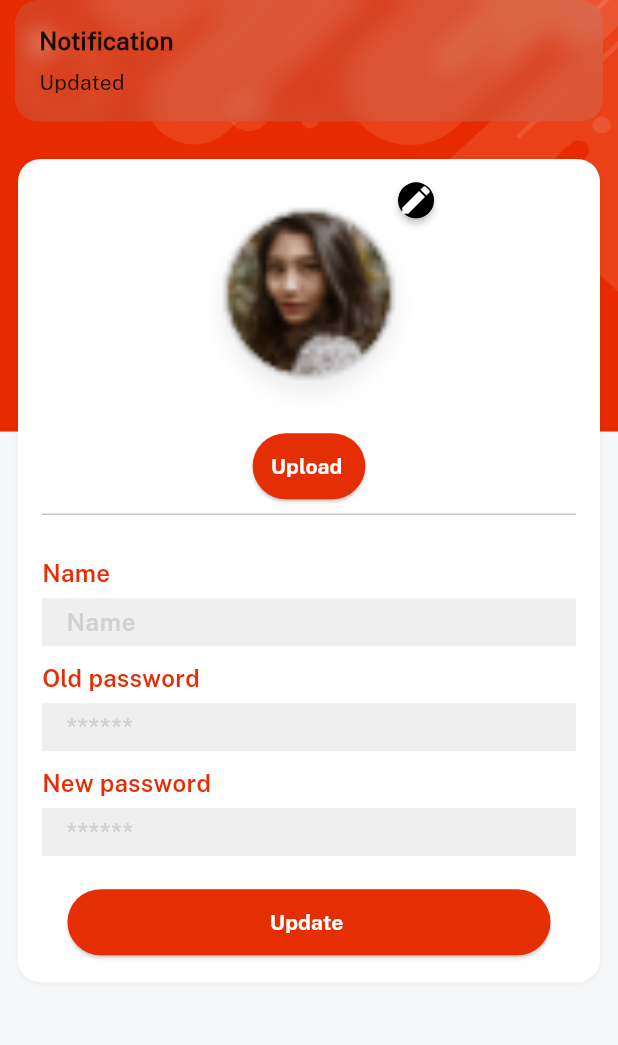
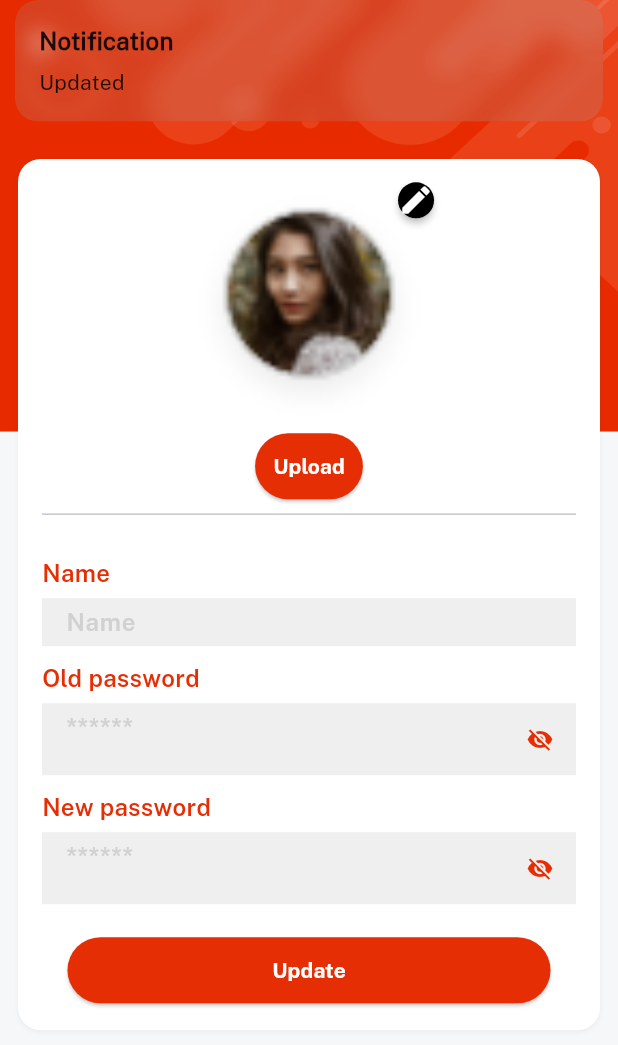
Before and after one commit to hamzaqureshi222/eMart-Buyer-app, a Flutter app: the EditProfileScreen screen opened directly with empty values, after a tap on "Update", on a phone screen of 412 x 824 dp. Shown: the top 1045 px of the screen. Run offline on Flutter 3.47's test engine with Material 3 defaults, Android fonts, the phone set to English and light mode, and no system bars; our stand-ins replace cloud_firestore, firebase_auth, firebase_core, firebase_storage, get, image_picker and 1 more; accounts and stored records are empty; network calls fail.

Commit message:
Initial commit

```diff
--- a/lib/consts/firebase_consts.dart
+++ b/lib/consts/firebase_consts.dart
@@ -3,7 +3,7 @@ import 'package:firebase_auth/firebase_auth.dart';
 
 FirebaseAuth auth=FirebaseAuth.instance;
 FirebaseFirestore firestore=FirebaseFirestore.instance;
-User? currentUser=auth.currentUser;
+var currentUser=auth.currentUser;
 
 //collections
 const usersCollection="users";
--- a/lib/controllers/profile_controller.dart
+++ b/lib/controllers/profile_controller.dart
@@ -10,50 +10,56 @@ import 'package:get/get.dart';
 import 'package:image_picker/image_picker.dart';
 import 'package:path/path.dart';
 
-class ProfileController extends GetxController{
-  var profileImgPAth=''.obs;
-  var profileImgUrl='';
+import '../views/auth_screen/login_screen.dart';
+import '../views/auth_screen/signup_screen.dart';
 
-  var nameController=TextEditingController();
-  var oldpasswordController=TextEditingController();
-  var newpasswordController=TextEditingController();
+class ProfileController extends GetxController {
+  var profileImgPAth = ''.obs;
+  var profileImgUrl = ''.obs;
 
-  changeImage(context)async{
-    try{
-      final img=await ImagePicker().pickImage(source: ImageSource.gallery);
-      if(img == null) return;
-      profileImgPAth.value=img.path;
-    }catch(e){
+  var nameController = TextEditingController();
+  var oldpasswordController = TextEditingController();
+  var newpasswordController = TextEditingController();
+
+  changeImage(context) async {
+    try {
+      final img = await ImagePicker().pickImage(source: ImageSource.gallery);
+      if (img == null) return;
+      profileImgPAth.value = img.path;
+    } catch (e) {
       VxToast.show(context, msg: e.toString());
     }
   }
 
-  uploadProfileImage()async{
-    var filename=basename(profileImgPAth.value);
-     var destination='images/${currentUser!.uid}/$filename';
-     Reference ref=FirebaseStorage.instance.ref().child(destination);
-     await ref.putFile(File(profileImgPAth.value));
-     profileImgUrl=await ref.getDownloadURL();
+  uploadProfileImage() async {
+    var filename = basename(profileImgPAth.value);
+    var destination = 'images/${currentUser!.uid}/$filename';
+    Reference ref = FirebaseStorage.instance.ref().child(destination);
+    await ref.putFile(File(profileImgPAth.value));
+    profileImgUrl.value = await ref.getDownloadURL();
   }
-  updateProfile({name,password,imgUrl})async{
-    var store=firestore.collection(usersCollection).doc(currentUser!.uid);
+
+  updateProfile({required String name, required String password, required String imgUrl}) async {
+    var store = firestore.collection(usersCollection).doc(currentUser!.uid);
     await store.set({
-      'name':name,
-      'password':password,
-      'imageUrl':imgUrl
-    },SetOptions(merge: true));
+      'name': name,
+      'password': password,
+      'imageUrl': imgUrl
+    }, SetOptions(merge: true));
   }
-  updateImage({imgUrl})async{
-    var store=firestore.collection(usersCollection).doc(currentUser!.uid);
+
+  updateImage({required String imgUrl}) async {
+    var store = firestore.collection(usersCollection).doc(currentUser!.uid);
     await store.set({
-      'imageUrl':imgUrl
-    },SetOptions(merge: true));
+      'imageUrl': imgUrl
+    }, SetOptions(merge: true));
   }
-  changeAuthpassword({email,password,newpassword})async{
-    final cred=EmailAuthProvider.credential(email: email, password: password);
-    await currentUser!.reauthenticateWithCredential(cred).then((value){
+
+  changeAuthpassword({required String email, required String password, required String newpassword}) async {
+    final cred = EmailAuthProvider.credential(email: email, password: password);
+    await currentUser!.reauthenticateWithCredential(cred).then((value) {
       currentUser!.updatePassword(newpassword);
-    }).catchError((error){
+    }).catchError((error) {
       if (kDebugMode) {
         print(error.toString());
       }
--- a/lib/views/auth_screen/signup_screen.dart
+++ b/lib/views/auth_screen/signup_screen.dart
@@ -83,7 +83,6 @@ class _SignupScreenState extends State<SignupScreen> {
                        VxToast.show(context, msg: loggedin);
                        Get.offAll(const Home());});
                    }catch(e){
-                    auth.signOut();
                     VxToast.show(context, msg: e.toString());
                    }
                  }
--- a/lib/views/profile_screen/edit_profile_screen.dart
+++ b/lib/views/profile_screen/edit_profile_screen.dart
@@ -9,35 +9,61 @@ import 'dart:io';
 
 class EditProfileScreen extends StatelessWidget {
   final dynamic data;
-  const EditProfileScreen({super.key,this.data});
+  const EditProfileScreen({super.key, this.data});
 
   @override
   Widget build(BuildContext context) {
-    var controller=Get.find<ProfileController>();
+    var controller = Get.find<ProfileController>();
 
-    return  bgWidget(
+    return bgWidget(
       child: Scaffold(
         resizeToAvoidBottomInset: false,
-        appBar: AppBar(
-        ),
-        body: Stack(children: [
+        appBar: AppBar(),
+        body: Stack(
+          children: [
             Column(
               mainAxisSize: MainAxisSize.min,
               children: [
-              // If data image url and controller path is empty
-              data['imageUrl']=='' && controller.profileImgPAth.isEmpty?Image.asset(imgProfile,width: context.screenHeight*0.2,fit: BoxFit.cover,).box.roundedFull.clip(Clip.antiAlias).make()
-              // if data is not
-                  :data['imageUrl']!=null && controller.profileImgUrl.isEmpty?
-              Image.network(data['imageUrl'],width: context.screenHeight*0.1,fit: BoxFit.fill,).box.roundedFull.clip(Clip.antiAlias).make()
-                  :Image.file(File(controller.profileImgPAth.value),width: context.screenHeight*0.150,fit: BoxFit.fill,).box.roundedFull.clip(Clip.antiAlias).make(),
-              LoginButton(color: redColor,onPress: ()async{
-                if(controller.profileImgPAth.value.isNotEmpty){
+                Obx(() {
+                  if (controller.profileImgPAth.isNotEmpty) {
+                    return Image.file(
+                      File(controller.profileImgPAth.value),
+                      width: context.screenHeight * 0.150,
+                      fit: BoxFit.fill,
+                    ).box.roundedFull.clip(Clip.antiAlias).make();
+                  } else if (controller.profileImgUrl.isNotEmpty) {
+                    return Image.network(
+                      controller.profileImgUrl.value,
+                      width: context.screenHeight * 0.150,
+                      fit: BoxFit.fill,
+                    ).box.roundedFull.clip(Clip.antiAlias).make();
+                  } else if (data['imageUrl'] != null && data['imageUrl'] != '') {
+                    return Image.network(
+                      data['imageUrl'],
+                      width: context.screenHeight * 0.150,
+                      fit: BoxFit.fill,
+                    ).box.roundedFull.clip(Clip.antiAlias).make();
+                  } else {
+                    return Image.asset(
+                      imgProfile,
+                      width: context.screenHeight * 0.2,
+                      fit: BoxFit.cover,
+                    ).box.roundedFull.clip(Clip.antiAlias).make();
+                  }
+                }),
+                LoginButton(
+                  color: redColor,
+                  onPress: () async {
+                    if (controller.profileImgPAth.isNotEmpty) {
                       await controller.uploadProfileImage();
-                   controller.updateImage(imgUrl: controller.profileImgUrl);
-                }else{
-                  controller.profileImgPAth=data['imageUrl'];
+                      await controller.updateImage(imgUrl: controller.profileImgUrl.value);
+                    } else {
+                      controller.profileImgPAth.value = data['imageUrl'];
                     }
-              },textColor: whiteColor,title: "Upload "),
+                  },
+                  textColor: whiteColor,
+                  title: "Upload",
+                ),
                 const Divider(),
                 20.heightBox,
                 CustomField(
@@ -57,38 +83,53 @@ class EditProfileScreen extends StatelessWidget {
                 CustomField(
                   controller: controller.newpasswordController,
                   hint: passwordhint,
-                title: newpass ,
+                  title: newpass,
                   isPass: true,
                 ),
                 20.heightBox,
                 SizedBox(
-                  width: context.screenWidth -90,
-                  child: LoginButton(color: redColor,onPress: ()async{
-                    if(data['password']==controller.oldpasswordController.text){
-                      await  controller.changeAuthpassword(email: data['email'],
+                  width: context.screenWidth - 90,
+                  child: LoginButton(
+                    color: redColor,
+                    onPress: () async {
+                      if (data['password'] == controller.oldpasswordController.text) {
+                        await controller.changeAuthpassword(
+                          email: data['email'],
                           password: controller.oldpasswordController.text,
-                          newpassword: controller.newpasswordController.text);
+                          newpassword: controller.newpasswordController.text,
+                        );
                         await controller.updateProfile(
                           name: controller.nameController.text,
-                        password: controller.newpasswordController.text,);
+                          password: controller.newpasswordController.text,
+                          imgUrl: controller.profileImgUrl.value,
+                        );
                         Get.snackbar('Notification', 'Updated');
-                    }else{
+                      } else {
                         Get.snackbar('Notification', 'Wrong old password');
                       }
-
-                  },textColor: whiteColor,title: "Update ")),
+                    },
+                    textColor: whiteColor,
+                    title: "Update",
+                  ),
+                ),
               ],
-          ).box.white.shadowSm.padding(const EdgeInsets.all(16)).margin(const EdgeInsets.only(top: 50,left: 12,right: 12)).rounded.make(),
+            ).box.white.shadowSm.padding(const EdgeInsets.all(16)).margin(const EdgeInsets.only(top: 50, left: 12, right: 12)).rounded.make(),
             Positioned(
-              top: context.screenHeight*0.065,
-              right: context.screenHeight*0.11,
-              child: MaterialButton(onPressed: (){
+              top: context.screenHeight * 0.065,
+              right: context.screenHeight * 0.11,
+              child: MaterialButton(
+                onPressed: () {
                   controller.changeImage(context);
-              },color:Colors.black,height: 10,shape: const CircleBorder(),
-                  child: const Icon(Icons.edit,color: Colors.white))),
+                },
+                color: Colors.black,
+                height: 10,
+                shape: const CircleBorder(),
+                child: const Icon(Icons.edit, color: Colors.white),
+              ),
+            ),
           ],
         ),
-        )
+      ),
     );
   }
 }
--- a/lib/views/splash_screen/splash_screen.dart
+++ b/lib/views/splash_screen/splash_screen.dart
@@ -14,16 +14,14 @@ class SplashScreen extends StatefulWidget {
 
 class _SplashScreenState extends State<SplashScreen> {
   changeScreen(){
+    User? user=FirebaseAuth.instance.currentUser;
     Future.delayed(const Duration(seconds: 3),(){
-      // Get.to(const LoginScreen());
-      auth.authStateChanges().listen((User? user) {
         if(user==null && mounted){
           Get.to(const LoginScreen());
         }else{
           Get.to(const Home());
         }
       });
-    });
   }
   @override
   void initState() {
--- a/lib/widgets/custom_text_field.dart
+++ b/lib/widgets/custom_text_field.dart
@@ -1,34 +1,74 @@
 import 'package:emart/consts/consts.dart';
 import 'package:flutter/material.dart';
+import 'package:emart/consts/colors.dart';
 
-import '../consts/colors.dart';
+class CustomField extends StatefulWidget {
+  final String? title;
+  final String? hint;
+  final TextEditingController controller;
+  final bool isPass;
 
-Widget CustomField({String?title,String?hint,controller,isPass}){
+  const CustomField({
+    Key? key,
+    this.title,
+    this.hint,
+    required this.controller,
+    this.isPass = false,
+  }) : super(key: key);
+
+  @override
+  _CustomFieldState createState() => _CustomFieldState();
+}
+
+class _CustomFieldState extends State<CustomField> {
+  bool _obscureText = true;
+
+  @override
+  Widget build(BuildContext context) {
     return Column(
       crossAxisAlignment: CrossAxisAlignment.start,
       children: [
-      title!.text.color(redColor).fontFamily(semibold).size(16).make(),
-      5.heightBox,
+        Text(
+          widget.title!,
+          style: TextStyle(
+            color: redColor,
+            fontFamily: semibold,
+            fontSize: 16,
+          ),
+        ),
+        const SizedBox(height: 5),
         TextFormField(
-        obscureText: isPass,
-        controller: controller,
-        decoration:  InputDecoration(
+          obscureText: widget.isPass ? _obscureText : false,
+          controller: widget.controller,
+          decoration: InputDecoration(
             hintStyle: const TextStyle(
               fontFamily: semibold,
-            color: textfieldGrey
+              color: textfieldGrey,
             ),
-          hintText: hint,
+            hintText: widget.hint,
             isDense: true,
             fillColor: lightGrey,
             filled: true,
             border: InputBorder.none,
-          focusedBorder: OutlineInputBorder(
-            borderSide: BorderSide(
-              color: redColor
+            focusedBorder: const OutlineInputBorder(
+              borderSide: BorderSide(color: redColor),
+            ),
+            suffixIcon: widget.isPass
+                ? IconButton(
+              icon: Icon(
+                _obscureText ? Icons.visibility_off : Icons.visibility,
+                color: redColor,
+              ),
+              onPressed: () {
+                setState(() {
+                  _obscureText = !_obscureText;
+                });
+              },
             )
-          )
+                : null,
           ),
-      )
+        ),
       ],
     );
   }
+}
```
Also changed, not shown: lib/controllers/auth_controller.dart (+5 -8 lines), lib/views/auth_screen/login_screen.dart (+5 -3 lines), lib/views/home_screen/home.dart (+3 -7 lines), lib/views/profile_screen/profile_screen.dart (+7 -6 lines), lib/main.dart (line endings or trailing spaces), 6 other files. Lines whose indentation alone changed are shown as unchanged.
